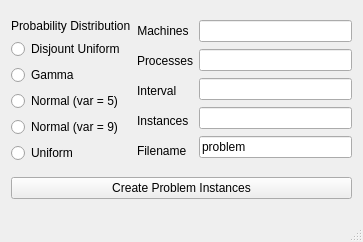
Above: mainwindow.ui from markuspg/instance_generator before the change. Below: the same form after it.
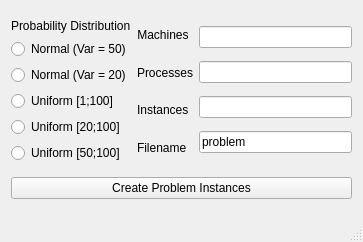
That is the form after the change.

Commit message: Removed 'LEInterval', 'interval_upper_bound' and the red marker. Changed the probability distributions to the required new ones.

Patch:
```diff
--- a/mainwindow.ui
+++ b/mainwindow.ui
@@ -29,7 +29,7 @@
         <item>
          <widget class="QRadioButton" name="RBDisjointUniformDistribution">
           <property name="text">
-           <string>Disjount Uniform</string>
+           <string>Normal (Var = 50)</string>
           </property>
          </widget>
         </item>
@@ -39,7 +39,7 @@
            <string>α = 2, β = 10</string>
           </property>
           <property name="text">
-           <string>Gamma</string>
+           <string>Normal (Var = 20)</string>
           </property>
          </widget>
         </item>
@@ -49,7 +49,7 @@
            <string>mean = interval / 2</string>
           </property>
           <property name="text">
-           <string>Normal (var = 5)</string>
+           <string>Uniform [1;100]</string>
           </property>
          </widget>
         </item>
@@ -59,14 +59,14 @@
            <string>mean = interval / 2</string>
           </property>
           <property name="text">
-           <string>Normal (var = 9)</string>
+           <string>Uniform [20;100]</string>
           </property>
          </widget>
         </item>
         <item>
          <widget class="QRadioButton" name="RBUniformDistribution">
           <property name="text">
-           <string>Uniform</string>
+           <string>Uniform [50;100]</string>
           </property>
          </widget>
         </item>
@@ -114,13 +114,6 @@
             </property>
            </widget>
           </item>
-          <item>
-           <widget class="QLabel" name="LInterval">
-            <property name="text">
-             <string>Interval</string>
-            </property>
-           </widget>
-          </item>
           <item>
            <widget class="QLabel" name="LInstances">
             <property name="text">
@@ -162,9 +155,6 @@
             </property>
            </widget>
           </item>
-          <item>
-           <widget class="QLineEdit" name="LEInterval"/>
-          </item>
           <item>
            <widget class="QLineEdit" name="LEInstances"/>
           </item>
```
Left out of the diff: 19 changed lines with no effect on the pictures. The commit also changes 5 other files.
